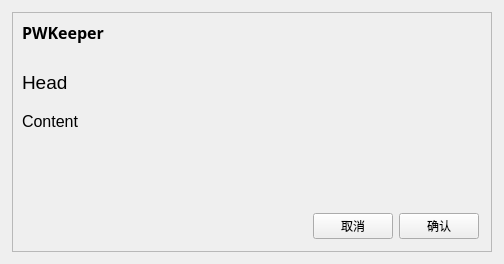
Old version of the form basedialog.ui in the repository HowieHChen/CPP-PWKeeper.
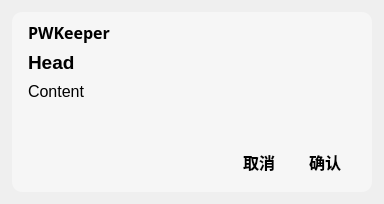
New version of the form.

```diff
--- a/basedialog.ui
+++ b/basedialog.ui
@@ -6,8 +6,8 @@
    <rect>
     <x>0</x>
     <y>0</y>
-    <width>504</width>
-    <height>264</height>
+    <width>384</width>
+    <height>204</height>
    </rect>
   </property>
   <property name="sizePolicy">
@@ -18,14 +18,14 @@
   </property>
   <property name="minimumSize">
    <size>
-    <width>504</width>
-    <height>264</height>
+    <width>384</width>
+    <height>204</height>
    </size>
   </property>
   <property name="maximumSize">
    <size>
-    <width>504</width>
-    <height>264</height>
+    <width>384</width>
+    <height>204</height>
    </size>
   </property>
   <property name="windowTitle">
@@ -36,8 +36,8 @@
     <rect>
      <x>12</x>
      <y>12</y>
-     <width>480</width>
-     <height>240</height>
+     <width>360</width>
+     <height>180</height>
     </rect>
    </property>
    <property name="sizePolicy">
@@ -48,16 +48,28 @@
    </property>
    <property name="minimumSize">
     <size>
-     <width>480</width>
-     <height>240</height>
+     <width>360</width>
+     <height>180</height>
     </size>
    </property>
    <property name="maximumSize">
     <size>
-     <width>480</width>
-     <height>240</height>
+     <width>360</width>
+     <height>180</height>
     </size>
    </property>
+   <property name="font">
+    <font>
+     <family>Microsoft YaHei UI</family>
+     <pointsize>10</pointsize>
+    </font>
+   </property>
+   <property name="styleSheet">
+    <string notr="true">QFrame#BaseFrame{
+	background:#f6f6f6;	
+	border-radius:10px;
+}</string>
+   </property>
    <property name="frameShape">
     <enum>QFrame::StyledPanel</enum>
    </property>
@@ -67,10 +79,10 @@
    <widget class="QLabel" name="label_Content">
     <property name="geometry">
      <rect>
-      <x>10</x>
-      <y>100</y>
-      <width>441</width>
-      <height>71</height>
+      <x>16</x>
+      <y>70</y>
+      <width>321</width>
+      <height>51</height>
      </rect>
     </property>
     <property name="sizePolicy">
@@ -102,13 +114,13 @@
      <rect>
       <x>-2</x>
       <y>0</y>
-      <width>481</width>
+      <width>361</width>
       <height>41</height>
      </rect>
     </property>
     <layout class="QHBoxLayout" name="horizontalLayout_2">
      <property name="leftMargin">
-      <number>12</number>
+      <number>18</number>
      </property>
      <property name="rightMargin">
       <number>12</number>
@@ -146,9 +158,9 @@
    <widget class="QLabel" name="label_Head">
     <property name="geometry">
      <rect>
-      <x>10</x>
-      <y>60</y>
-      <width>451</width>
+      <x>16</x>
+      <y>40</y>
+      <width>300</width>
       <height>21</height>
      </rect>
     </property>
@@ -156,8 +168,8 @@
      <font>
       <family>Microsoft YaHei UI</family>
       <pointsize>14</pointsize>
-      <weight>50</weight>
-      <bold>false</bold>
+      <weight>75</weight>
+      <bold>true</bold>
      </font>
     </property>
     <property name="text">
@@ -167,18 +179,18 @@
    <widget class="QWidget" name="horizontalLayoutWidget">
     <property name="geometry">
      <rect>
-      <x>-2</x>
-      <y>189</y>
-      <width>481</width>
-      <height>51</height>
+      <x>0</x>
+      <y>120</y>
+      <width>361</width>
+      <height>61</height>
      </rect>
     </property>
     <layout class="QHBoxLayout" name="horizontalLayout">
      <property name="leftMargin">
-      <number>12</number>
+      <number>18</number>
      </property>
      <property name="rightMargin">
-      <number>12</number>
+      <number>18</number>
      </property>
      <item>
       <spacer name="horizontalSpacer">
@@ -195,16 +207,102 @@
      </item>
      <item>
       <widget class="QPushButton" name="buttonCancel">
+       <property name="minimumSize">
+        <size>
+         <width>60</width>
+         <height>30</height>
+        </size>
+       </property>
+       <property name="maximumSize">
+        <size>
+         <width>16777215</width>
+         <height>30</height>
+        </size>
+       </property>
+       <property name="font">
+        <font>
+         <family>Microsoft YaHei UI</family>
+         <pointsize>12</pointsize>
+         <weight>75</weight>
+         <bold>true</bold>
+        </font>
+       </property>
+       <property name="styleSheet">
+        <string notr="true">QPushButton:enabled{
+	border-width:0;
+	background-color:transparent;
+	border-radius:20px;
+	color:#000000;
+}
+QPushButton:hover{
+	border-width:0;
+	background-color:#d0e8ff;
+	border-radius:15px;
+	color:#0a66c2;
+}
+QPushButton:pressed{
+	border-width:0;
+	background-color:#d0e8ff;
+	border-radius:15px;
+	color:#0a66c2;
+}</string>
+       </property>
        <property name="text">
         <string>取消</string>
        </property>
+       <property name="flat">
+        <bool>true</bool>
+       </property>
       </widget>
      </item>
      <item>
       <widget class="QPushButton" name="buttonOK">
+       <property name="minimumSize">
+        <size>
+         <width>60</width>
+         <height>30</height>
+        </size>
+       </property>
+       <property name="maximumSize">
+        <size>
+         <width>16777215</width>
+         <height>30</height>
+        </size>
+       </property>
+       <property name="font">
+        <font>
+         <family>Microsoft YaHei UI</family>
+         <pointsize>12</pointsize>
+         <weight>75</weight>
+         <bold>true</bold>
+        </font>
+       </property>
+       <property name="styleSheet">
+        <string notr="true">QPushButton:enabled{
+	border-width:0;
+	background-color:transparent;
+	border-radius:20px;
+	color:#000000;
+}
+QPushButton:hover{
+	border-width:0;
+	background-color:#d0e8ff;
+	border-radius:15px;
+	color:#0a66c2;
+}
+QPushButton:pressed{
+	border-width:0;
+	background-color:#d0e8ff;
+	border-radius:15px;
+	color:#0a66c2;
+}</string>
+       </property>
        <property name="text">
         <string>确认</string>
        </property>
+       <property name="flat">
+        <bool>true</bool>
+       </property>
       </widget>
      </item>
     </layout>
```
